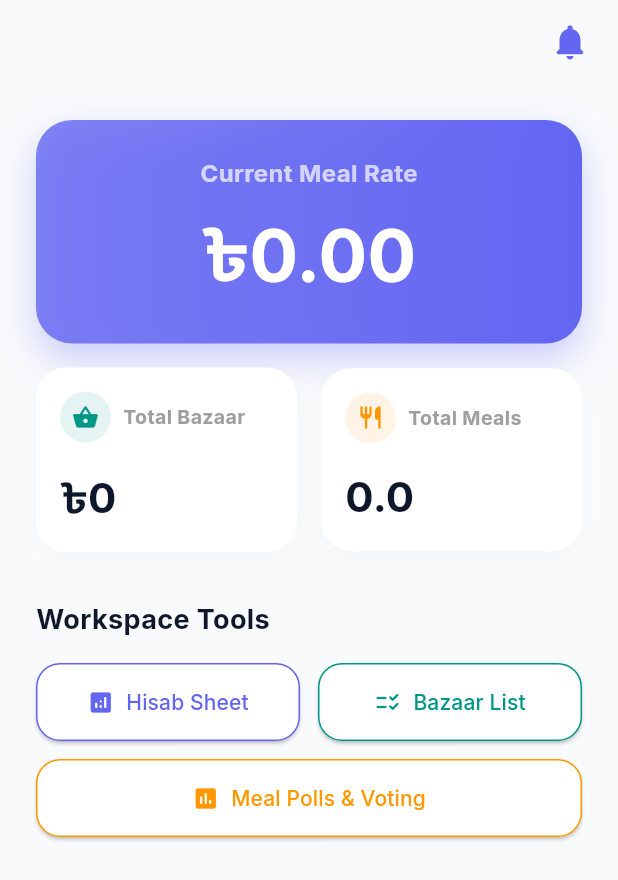
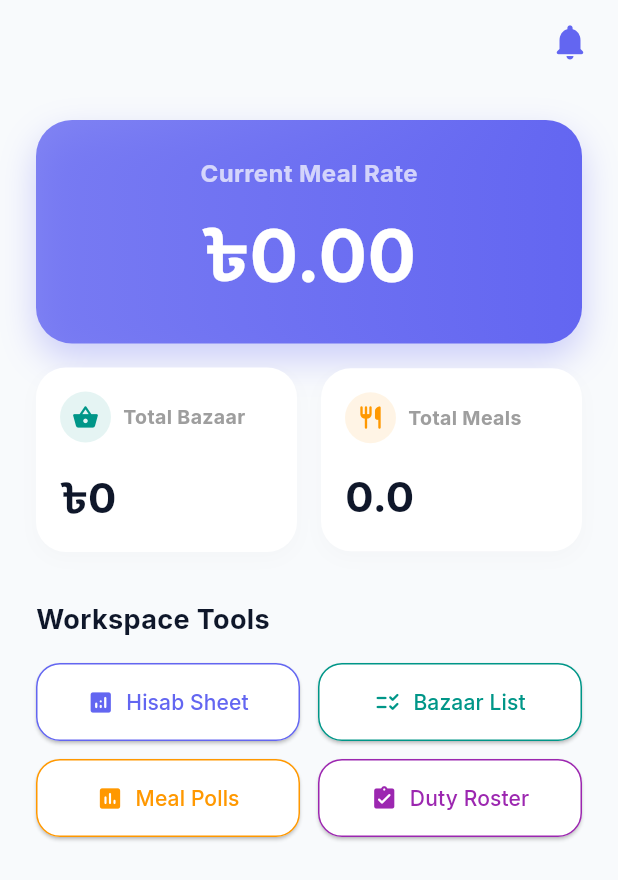
Before and after one commit to iadeshchandra/messiq, a Flutter app: the DashboardHomeView screen opened directly with empty values, on a phone screen of 412 x 824 dp. Shown: the top 880 px of the screen. Run offline on Flutter 3.47's test engine with Material 3 defaults, Android fonts, the phone set to English and light mode, and no system bars; our stand-ins replace cloud_firestore, firebase_auth, firebase_core, flutter_riverpod, google_fonts, pdf and 2 more; missing offline and left inert: mobile_scanner; accounts and stored records are empty.

Commit message:
Update dashboard_home_view.dart

```diff
--- a/lib/features/dashboard/views/dashboard_home_view.dart
+++ b/lib/features/dashboard/views/dashboard_home_view.dart
@@ -10,7 +10,8 @@ import '../../finance/views/hisab_sheet_screen.dart';
 import '../../notifications/controllers/notification_provider.dart';
 import '../../notifications/views/notifications_screen.dart';
 import '../../bazaar/views/bazaar_list_screen.dart';
-import '../../polls/views/polls_screen.dart'; // NEW IMPORT
+import '../../polls/views/polls_screen.dart';
+import '../../duties/views/duty_roster_screen.dart'; // NEW IMPORT
 
 class DashboardHomeView extends ConsumerWidget {
   final String messId;
@@ -125,15 +126,27 @@ class DashboardHomeView extends ConsumerWidget {
             ),
             const SizedBox(height: 12),
 
-            // Row 2: Polls
-            SizedBox(
-              width: double.infinity,
-              child: ElevatedButton.icon(
-                onPressed: () => Navigator.push(context, MaterialPageRoute(builder: (_) => PollsScreen(messId: messId))),
-                icon: const Icon(Icons.poll_rounded),
-                label: const Text('Meal Polls & Voting'),
-                style: ElevatedButton.styleFrom(backgroundColor: Colors.white, foregroundColor: Colors.orange, side: const BorderSide(color: Colors.orange), padding: const EdgeInsets.symmetric(vertical: 16), shape: RoundedRectangleBorder(borderRadius: BorderRadius.circular(16))),
-              ),
+            // Row 2: Polls & Duty Roster
+            Row(
+              children: [
+                Expanded(
+                  child: ElevatedButton.icon(
+                    onPressed: () => Navigator.push(context, MaterialPageRoute(builder: (_) => PollsScreen(messId: messId))),
+                    icon: const Icon(Icons.poll_rounded),
+                    label: const Text('Meal Polls'),
+                    style: ElevatedButton.styleFrom(backgroundColor: Colors.white, foregroundColor: Colors.orange, side: const BorderSide(color: Colors.orange), padding: const EdgeInsets.symmetric(vertical: 16), shape: RoundedRectangleBorder(borderRadius: BorderRadius.circular(16))),
+                  ),
+                ),
+                const SizedBox(width: 12),
+                Expanded(
+                  child: ElevatedButton.icon(
+                    onPressed: () => Navigator.push(context, MaterialPageRoute(builder: (_) => DutyRosterScreen(messId: messId))),
+                    icon: const Icon(Icons.assignment_turned_in_rounded),
+                    label: const Text('Duty Roster'),
+                    style: ElevatedButton.styleFrom(backgroundColor: Colors.white, foregroundColor: Colors.purple, side: const BorderSide(color: Colors.purple), padding: const EdgeInsets.symmetric(vertical: 16), shape: RoundedRectangleBorder(borderRadius: BorderRadius.circular(16))),
+                  ),
+                ),
+              ],
             ),
             const SizedBox(height: 32),
 
```
